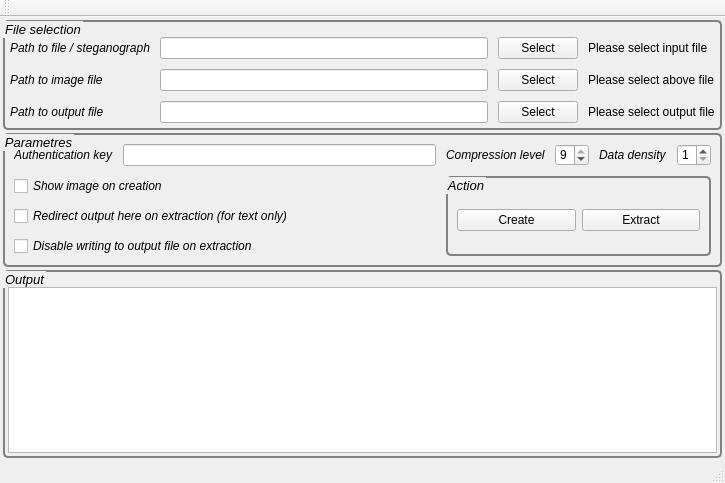
GreaterGoodCorp/StegLibrary, file StegLibrary/gui.ui: the form before one commit.
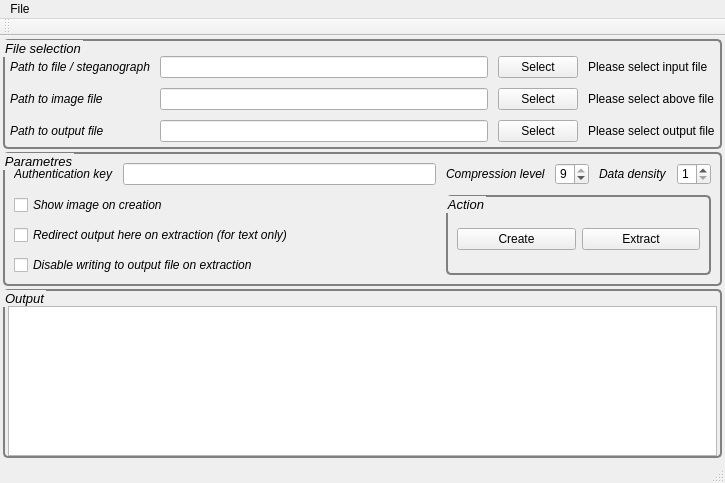
The form after the commit.

Diff of the .ui file:
```diff
--- a/StegLibrary/gui.ui
+++ b/StegLibrary/gui.ui
@@ -439,6 +439,15 @@
      <height>22</height>
     </rect>
    </property>
+   <widget class="QMenu" name="menu_file">
+    <property name="title">
+     <string>File</string>
+    </property>
+    <addaction name="action_help"/>
+    <addaction name="separator"/>
+    <addaction name="action_close"/>
+   </widget>
+   <addaction name="menu_file"/>
   </widget>
   <widget class="QToolBar" name="toolBar">
    <property name="windowTitle">
```
Left out of the diff: 18 changed lines with no effect on the pictures.
